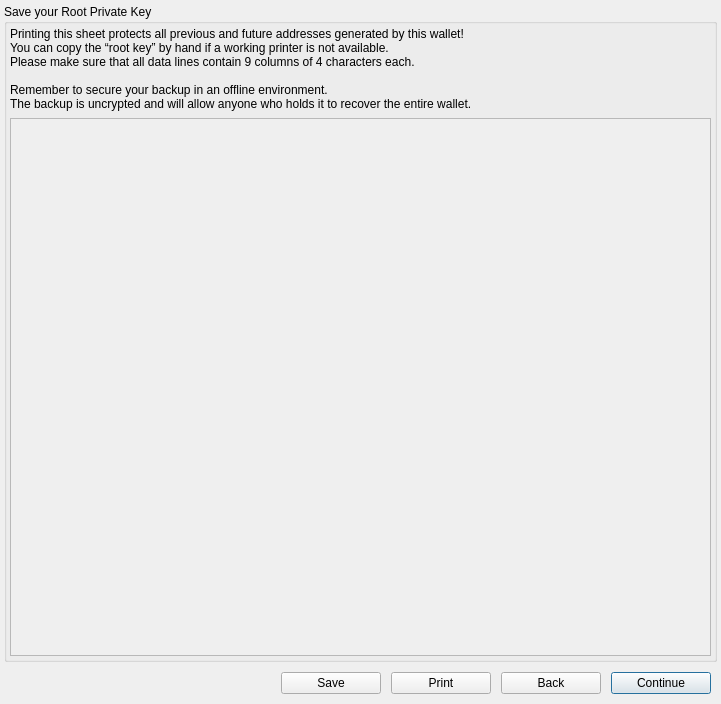
BlockSettle/terminal, file BlockSettleUILib/NewWalletSeedDialog.ui: the form before one commit.
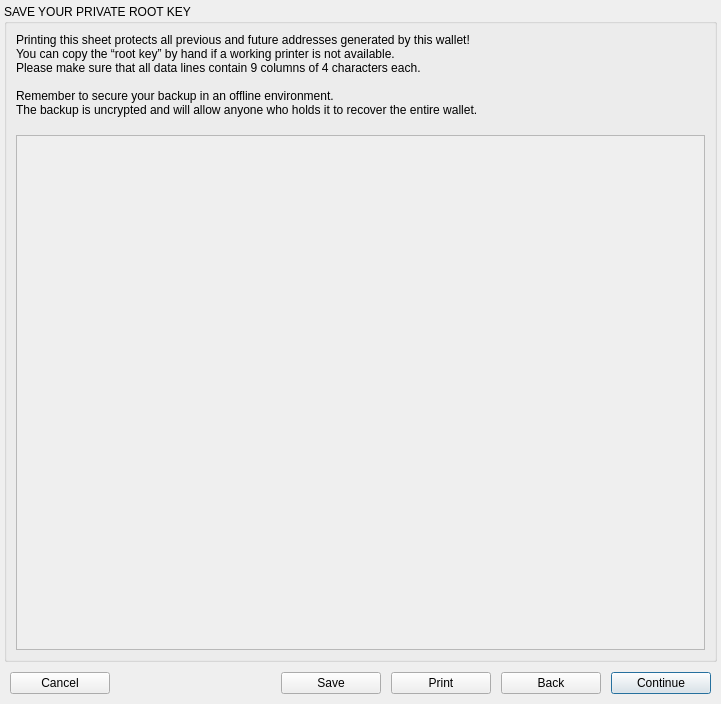
The form after the commit. The open tabs and pages were chosen to show the change.

Commit message:
Fixes and improvements in create wallet process.
Task-number: BST-1360

```diff
--- a/BlockSettleUILib/NewWalletSeedDialog.ui
+++ b/BlockSettleUILib/NewWalletSeedDialog.ui
@@ -54,23 +54,23 @@
        <item>
         <widget class="QGroupBox" name="groupBox">
          <property name="title">
-          <string>Save your Root Private Key</string>
+          <string>SAVE YOUR PRIVATE ROOT KEY</string>
          </property>
          <layout class="QVBoxLayout" name="verticalLayout">
           <property name="spacing">
-           <number>7</number>
+           <number>18</number>
           </property>
           <property name="leftMargin">
-           <number>3</number>
+           <number>9</number>
           </property>
           <property name="topMargin">
-           <number>3</number>
+           <number>9</number>
           </property>
           <property name="rightMargin">
-           <number>3</number>
+           <number>9</number>
           </property>
           <property name="bottomMargin">
-           <number>3</number>
+           <number>9</number>
           </property>
           <item>
            <widget class="QLabel" name="label">
@@ -97,8 +97,8 @@
               <rect>
                <x>0</x>
                <y>0</y>
-               <width>699</width>
-               <height>533</height>
+               <width>687</width>
+               <height>510</height>
               </rect>
              </property>
              <layout class="QGridLayout" name="gridLayout_2">
@@ -227,6 +227,19 @@
       <property name="bottomMargin">
        <number>10</number>
       </property>
+      <item>
+       <widget class="QPushButton" name="pushButtonCancel">
+        <property name="minimumSize">
+         <size>
+          <width>100</width>
+          <height>0</height>
+         </size>
+        </property>
+        <property name="text">
+         <string>Cancel</string>
+        </property>
+       </widget>
+      </item>
       <item>
        <spacer name="horizontalSpacer">
         <property name="orientation">
```
Left out of the diff: 2 changed lines with no effect on the pictures. The commit also changes 2 other files.
